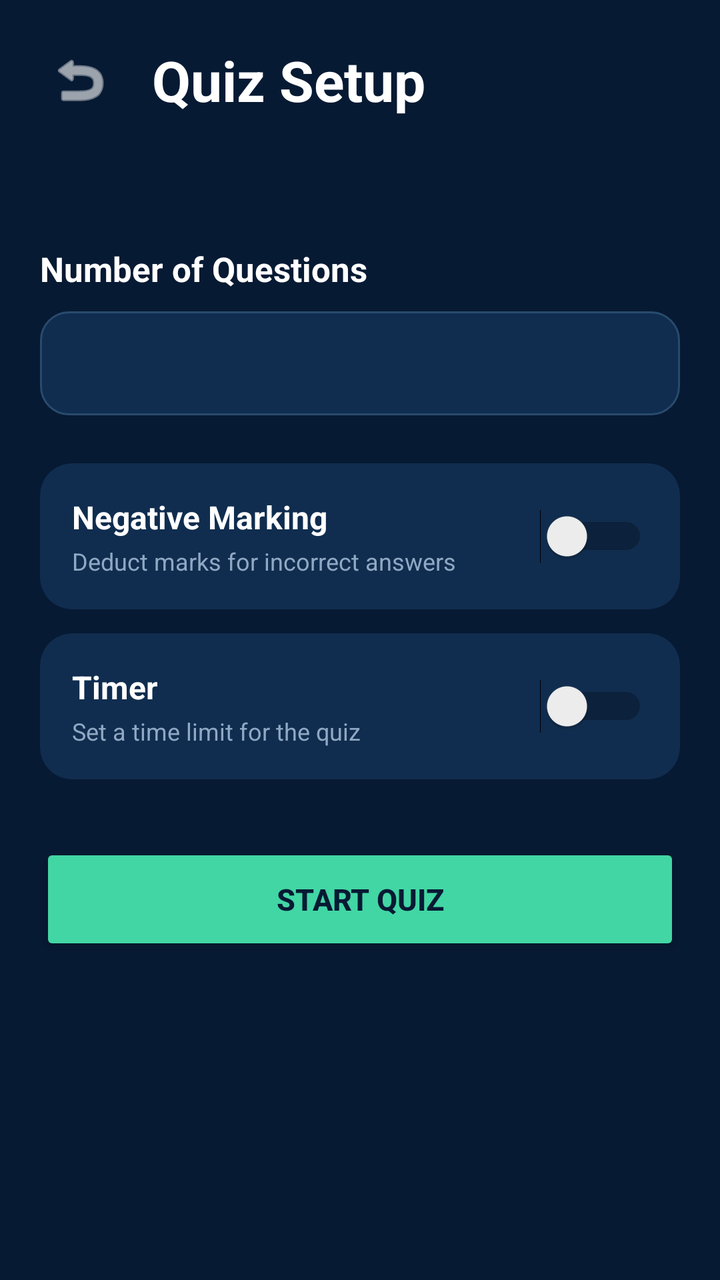
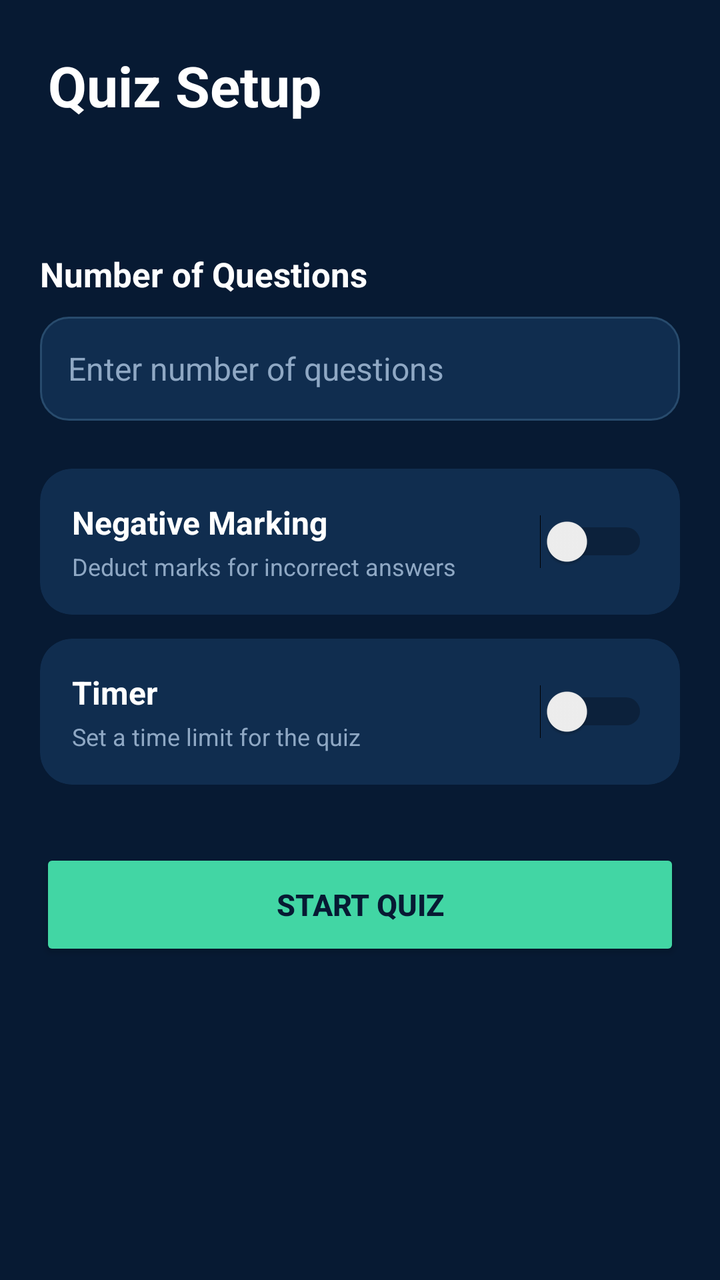

Two renders of the same Android screen: before a commit and after it. Below are the layout's source before the change and the commit's diff.
<!-- AndroidManifest.xml: application theme Theme.PrepMate -->
<!-- res/layout/fragment_test_config.xml -->
<?xml version="1.0" encoding="utf-8"?>
<androidx.constraintlayout.widget.ConstraintLayout
    xmlns:android="http://schemas.android.com/apk/res/android"
    xmlns:app="http://schemas.android.com/apk/res-auto"
    android:layout_width="match_parent"
    android:layout_height="match_parent"
    android:background="#071A33">

    
    <ImageButton
        android:id="@+id/backButton"
        android:layout_width="48dp"
        android:layout_height="48dp"
        android:layout_marginStart="16dp"
        android:layout_marginTop="16dp"
        android:background="@android:color/transparent"
        android:contentDescription="Back"
        android:src="@android:drawable/ic_menu_revert"
        app:layout_constraintStart_toStartOf="parent"
        app:layout_constraintTop_toTopOf="parent"
        app:tint="#FFFFFF" />

    
    <TextView
        android:id="@+id/setupTitle"
        android:layout_width="0dp"
        android:layout_height="wrap_content"
        android:layout_marginStart="12dp"
        android:layout_marginEnd="20dp"
        android:text="Quiz Setup"
        android:textColor="#FFFFFF"
        android:textSize="28sp"
        android:textStyle="bold"
        app:layout_constraintBottom_toBottomOf="@id/backButton"
        app:layout_constraintEnd_toEndOf="parent"
        app:layout_constraintStart_toEndOf="@id/backButton"
        app:layout_constraintTop_toTopOf="@id/backButton" />

    
    <TextView
        android:id="@+id/subjectText"
        android:layout_width="0dp"
        android:layout_height="wrap_content"
        android:layout_marginStart="24dp"
        android:layout_marginTop="10dp"
        android:layout_marginEnd="24dp"
        android:text=""
        android:textColor="#42D6A4"
        android:textSize="18sp"
        android:textStyle="bold"
        app:layout_constraintEnd_toEndOf="parent"
        app:layout_constraintStart_toStartOf="parent"
        app:layout_constraintTop_toBottomOf="@id/setupTitle" />

    
    <LinearLayout
        android:layout_width="0dp"
        android:layout_height="wrap_content"
        android:layout_marginStart="20dp"
        android:layout_marginTop="30dp"
        android:layout_marginEnd="20dp"
        android:orientation="vertical"
        app:layout_constraintEnd_toEndOf="parent"
        app:layout_constraintStart_toStartOf="parent"
        app:layout_constraintTop_toBottomOf="@id/subjectText">

        
        <TextView
            android:layout_width="wrap_content"
            android:layout_height="wrap_content"
            android:text="Number of Questions"
            android:textColor="#FFFFFF"
            android:textSize="17sp"
            android:textStyle="bold" />

        <Spinner
            android:id="@+id/questionCountSpinner"
            android:layout_width="match_parent"
            android:layout_height="52dp"
            android:layout_marginTop="10dp"
            android:background="@drawable/setup_spinner_background"
            android:paddingStart="14dp"
            android:paddingEnd="14dp" />

        
        <androidx.cardview.widget.CardView
            android:layout_width="match_parent"
            android:layout_height="wrap_content"
            android:layout_marginTop="24dp"
            app:cardBackgroundColor="#102D4F"
            app:cardCornerRadius="16dp"
            app:cardElevation="0dp">

            <LinearLayout
                android:layout_width="match_parent"
                android:layout_height="wrap_content"
                android:gravity="center_vertical"
                android:orientation="horizontal"
                android:padding="16dp">

                <LinearLayout
                    android:layout_width="0dp"
                    android:layout_height="wrap_content"
                    android:layout_weight="1"
                    android:orientation="vertical">

                    <TextView
                        android:layout_width="wrap_content"
                        android:layout_height="wrap_content"
                        android:text="Negative Marking"
                        android:textColor="#FFFFFF"
                        android:textSize="16sp"
                        android:textStyle="bold" />

                    <TextView
                        android:layout_width="wrap_content"
                        android:layout_height="wrap_content"
                        android:layout_marginTop="3dp"
                        android:text="Deduct marks for incorrect answers"
                        android:textColor="#8FA8C4"
                        android:textSize="12sp" />

                </LinearLayout>

                <Switch
                    android:id="@+id/negativeMarkingSwitch"
                    android:layout_width="wrap_content"
                    android:layout_height="wrap_content"
                    android:checked="false"
                    android:contentDescription="Negative marking" />

            </LinearLayout>

        </androidx.cardview.widget.CardView>

        
        <androidx.cardview.widget.CardView
            android:layout_width="match_parent"
            android:layout_height="wrap_content"
            android:layout_marginTop="12dp"
            app:cardBackgroundColor="#102D4F"
            app:cardCornerRadius="16dp"
            app:cardElevation="0dp">

            <LinearLayout
                android:layout_width="match_parent"
                android:layout_height="wrap_content"
                android:gravity="center_vertical"
                android:orientation="horizontal"
                android:padding="16dp">

                <LinearLayout
                    android:layout_width="0dp"
                    android:layout_height="wrap_content"
                    android:layout_weight="1"
                    android:orientation="vertical">

                    <TextView
                        android:layout_width="wrap_content"
                        android:layout_height="wrap_content"
                        android:text="Timer"
                        android:textColor="#FFFFFF"
                        android:textSize="16sp"
                        android:textStyle="bold" />

                    <TextView
                        android:layout_width="wrap_content"
                        android:layout_height="wrap_content"
                        android:layout_marginTop="3dp"
                        android:text="Set a time limit for the quiz"
                        android:textColor="#8FA8C4"
                        android:textSize="12sp" />

                </LinearLayout>

                <Switch
                    android:id="@+id/timerSwitch"
                    android:layout_width="wrap_content"
                    android:layout_height="wrap_content"
                    android:checked="false"
                    android:contentDescription="Timer" />

            </LinearLayout>

        </androidx.cardview.widget.CardView>

        
        <Button
            android:id="@+id/startQuizButton"
            android:layout_width="match_parent"
            android:layout_height="56dp"
            android:layout_marginTop="32dp"
            android:backgroundTint="#42D6A4"
            android:text="START QUIZ"
            android:textColor="#071A33"
            android:textSize="15sp"
            android:textStyle="bold" />

    </LinearLayout>

</androidx.constraintlayout.widget.ConstraintLayout>
<!-- resources referenced by this layout -->
<resources>
  <!-- drawable setup_spinner_background (drawable) -->
  <?xml version="1.0" encoding="utf-8"?>
  <shape xmlns:android="http://schemas.android.com/apk/res/android"
      android:shape="rectangle">
  
      <solid android:color="#102D4F" />
  
      <stroke
          android:width="1dp"
          android:color="#284B6D" />
  
      <corners android:radius="14dp" />
  
  </shape>
  <style name="Theme.PrepMate" parent="Base.Theme.PrepMate" />
  <style name="Base.Theme.PrepMate" parent="Theme.Material3.DayNight.NoActionBar">
          
          
      </style>
</resources>

<!-- the commit's change to res/layout/fragment_test_config.xml (unified diff, before → after) -->
@@ -7,34 +7,20 @@
     android:background="#071A33">
 
     
-    <ImageButton
-        android:id="@+id/backButton"
-        android:layout_width="48dp"
-        android:layout_height="48dp"
-        android:layout_marginStart="16dp"
-        android:layout_marginTop="16dp"
-        android:background="@android:color/transparent"
-        android:contentDescription="Back"
-        android:src="@android:drawable/ic_menu_revert"
-        app:layout_constraintStart_toStartOf="parent"
-        app:layout_constraintTop_toTopOf="parent"
-        app:tint="#FFFFFF" />
-
-    
     <TextView
         android:id="@+id/setupTitle"
         android:layout_width="0dp"
         android:layout_height="wrap_content"
-        android:layout_marginStart="12dp"
+        android:layout_marginStart="24dp"
+        android:layout_marginTop="24dp"
         android:layout_marginEnd="20dp"
         android:text="Quiz Setup"
         android:textColor="#FFFFFF"
         android:textSize="28sp"
         android:textStyle="bold"
-        app:layout_constraintBottom_toBottomOf="@id/backButton"
         app:layout_constraintEnd_toEndOf="parent"
-        app:layout_constraintStart_toEndOf="@id/backButton"
-        app:layout_constraintTop_toTopOf="@id/backButton" />
+        app:layout_constraintStart_toStartOf="parent"
+        app:layout_constraintTop_toTopOf="parent" />
 
     
     <TextView
@@ -73,14 +59,20 @@
             android:textSize="17sp"
             android:textStyle="bold" />
 
-        <Spinner
-            android:id="@+id/questionCountSpinner"
+        <EditText
+            android:id="@+id/questionCountEditText"
             android:layout_width="match_parent"
             android:layout_height="52dp"
             android:layout_marginTop="10dp"
             android:background="@drawable/setup_spinner_background"
+            android:hint="Enter number of questions"
+            android:inputType="number"
+            android:maxLines="1"
             android:paddingStart="14dp"
-            android:paddingEnd="14dp" />
+            android:paddingEnd="14dp"
+            android:textColor="#FFFFFF"
+            android:textColorHint="#8FA8C4"
+            android:textSize="16sp" />
 
         
         <androidx.cardview.widget.CardView
